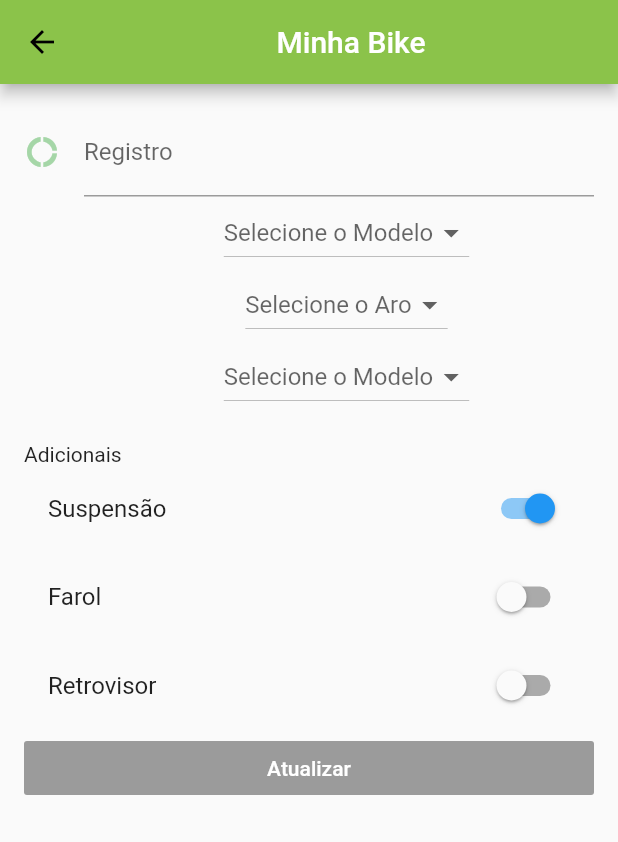
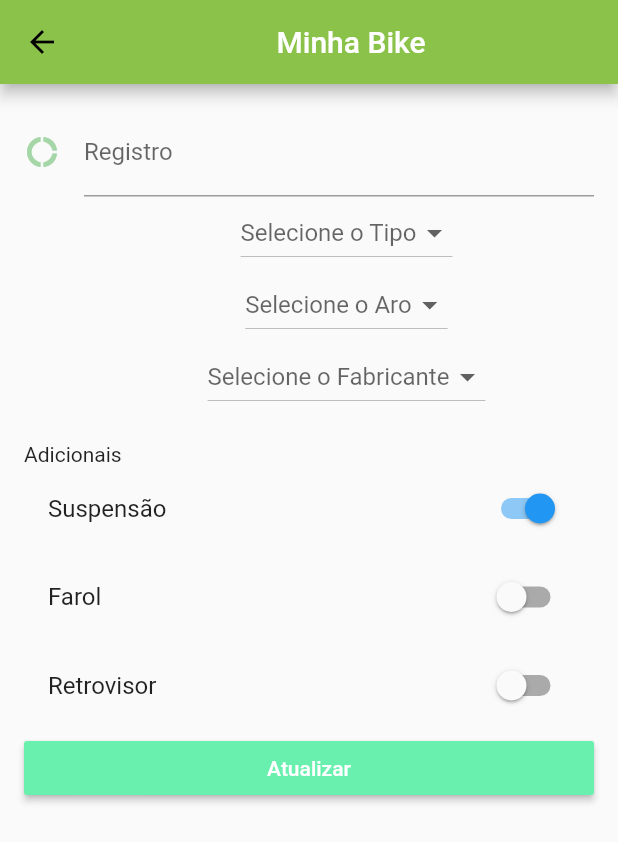
Before and after one commit to camzp/ciclo-helper, a Flutter app: the MyBikeEdit screen opened directly, after a tap on "Suspensão", on a phone screen of 412 x 824 dp. Shown: the top 842 px of the screen. Run offline on Flutter 3.47's test engine with Material 2 defaults, Android fonts, the phone set to English and light mode, and no system bars; our stand-ins replace bloc, equatable, firebase_auth, flutter_bloc, flutter_html, sembast; accounts and stored records are empty.

Commit message:
Adicionadas funcionalidades relativas ao MyBike

```diff
--- a/lib/Model/bike.dart
+++ b/lib/Model/bike.dart
@@ -5,7 +5,7 @@ class Bike {
   String color;
 
   String quadro;
-  String amorteedor;
+  String amortecedor;
   String freiodiant;
   String freiotras;
 
--- /dev/null
+++ b/lib/Model/my_bike.dart
@@ -0,0 +1,75 @@
+import 'package:equatable/equatable.dart';
+import 'package:meta/meta.dart';
+
+class MyBike extends Equatable {
+  int id;
+
+  final int calibragem;
+  final String reg;
+  final String color;
+
+  final String quadro;
+  final String amortecedor;
+  final String freiodiant;
+  final String freiotras;
+
+  final bool suspensao;
+  final bool farol;
+  final bool retrovisor;
+
+  final String type;
+  final String aro;
+  final String modelo;
+
+  MyBike({
+    @required this.calibragem,
+    @required this.reg,
+    @required this.color,
+    @required this.quadro,
+    @required this.amortecedor,
+    @required this.freiodiant,
+    @required this.freiotras,
+    @required this.suspensao,
+    @required this.farol,
+    @required this.retrovisor,
+    @required this.type,
+    @required this.aro,
+    @required this.modelo
+  }) : super([calibragem, reg, color, quadro, amortecedor, freiodiant, freiotras, suspensao, farol, retrovisor, type, aro, modelo]);
+
+  Map<String, dynamic> toMap(){
+    return {
+      'calibragem' : calibragem,
+      'reg' : reg,
+      'color' : color,
+      'quadro' : quadro,
+      'amortecedor' : amortecedor,
+      'freiodiant' : freiodiant,
+      'freiotras' : freiotras,
+      'supensao' : suspensao,
+      'farol' : farol,
+      'retrovisor' : retrovisor,
+      'type' : type,
+      'aro' : aro,
+      'modelo' : modelo
+    };
+  }
+  static MyBike fromMap(Map<String, dynamic> map){
+    return MyBike(
+      calibragem: map['calibragem'],
+      reg: map['reg'],
+      color: map['color'],
+      quadro: map['quadro'],
+      amortecedor: map['amortecedor'],
+      freiodiant: map['freiodiant'],
+      freiotras: map['freiotras'],
+      suspensao: map['suspensao'],
+      farol: map['farol'],
+      retrovisor: map['retrovisor'],
+      type: map['type'],
+      aro: map['aro'],
+      modelo: map['modelo']
+    );
+  }
+
+}
--- /dev/null
+++ b/lib/My_Bike_Bloc/bloc.dart
@@ -0,0 +1,3 @@
+export 'my_bike_bloc.dart';
+export 'my_bike_event.dart';
+export 'my_bike_state.dart';
--- /dev/null
+++ b/lib/My_Bike_Bloc/my_bike_bloc.dart
@@ -0,0 +1,41 @@
+import 'dart:async';
+import 'package:bloc/bloc.dart';
+import 'package:ciclo_helper/my_bike_dao.dart';
+import './bloc.dart';
+
+class MyBikeBloc extends Bloc<MyBikeEvent, MyBikeState> {
+  MyBikeDao _myBikeDao = MyBikeDao();
+
+  @override
+  MyBikeState get initialState => MyBikeLoading();
+
+  @override
+  Stream<MyBikeState> mapEventToState(MyBikeEvent event,) async* {
+    if (event is LoadMyBike) {
+      yield MyBikeLoading();
+      yield* _reloadMyBike();
+    }
+    else if (event is AddMyBike) {
+      // Loading indicator shouldn't be displayed while adding/updating/deleting
+      // a single MyBike from the database - we aren't yielding MyBikesLoading().
+      await _myBikeDao.insert(
+          event.myBike);
+      yield* _reloadMyBike();
+    } else if (event is UpdateMyBike) {
+      final newMyBike = event.myBike;
+      // Keeping the ID of the MyBike the same
+      newMyBike.id = event.myBike.id;
+      await _myBikeDao.update(newMyBike);
+      yield* _reloadMyBike();
+    } else if (event is DeleteMyBike) {
+      await _myBikeDao.delete(event.myBike);
+      yield* _reloadMyBike();
+    }
+  }
+
+  Stream<MyBikeState> _reloadMyBike() async* {
+    final myBikes = await _myBikeDao.getAllSortedByData();
+    // Yielding a state bundled with the MyBikes from the database.
+    yield MyBikeLoaded(myBikes);
+  }
+}
--- /dev/null
+++ b/lib/My_Bike_Bloc/my_bike_event.dart
@@ -0,0 +1,66 @@
+import 'package:ciclo_helper/Model/my_bike.dart';
+import 'package:equatable/equatable.dart';
+import 'package:meta/meta.dart';
+
+@immutable
+abstract class MyBikeEvent extends Equatable {
+  MyBikeEvent([List props = const []]) : super(props);
+}
+
+class GetMyBike extends MyBikeEvent{
+  final int calibragem;
+  final String reg;
+  final String color;
+
+  final String quadro;
+  final String amortecedor;
+  final String freiodiant;
+  final String freiotras;
+
+  final bool suspensao;
+  final bool farol;
+  final bool retrovisor;
+
+  final String type;
+  final String aro;
+  final String modelo;
+
+  GetMyBike({
+    this.calibragem,
+    this.reg,
+    this.color,
+    this.quadro,
+    this.amortecedor,
+    this.freiodiant,
+    this.freiotras,
+    this.suspensao,
+    this.farol,
+    this.retrovisor,
+    this.type,
+    this.aro,
+    this.modelo
+  }) : super([calibragem, reg, color, quadro, amortecedor, freiodiant, freiotras, suspensao, farol, retrovisor, type, aro, modelo]);
+
+}
+
+class LoadMyBike extends MyBikeEvent{
+
+}
+
+class DeleteMyBike extends MyBikeEvent{
+  MyBike myBike;
+
+  DeleteMyBike(this.myBike) : super([myBike]);
+}
+
+class AddMyBike extends MyBikeEvent{
+  MyBike myBike;
+
+  AddMyBike(this.myBike) : super([myBike]);
+}
+
+class UpdateMyBike extends MyBikeEvent{
+  MyBike myBike;
+
+  UpdateMyBike(this.myBike) : super([myBike]);
+}
--- /dev/null
+++ b/lib/My_Bike_Bloc/my_bike_state.dart
@@ -0,0 +1,22 @@
+import 'package:equatable/equatable.dart';
+import 'package:meta/meta.dart';
+import 'package:ciclo_helper/Model/my_bike.dart';
+
+@immutable
+abstract class MyBikeState extends Equatable {
+  MyBikeState([List props = const []]) : super(props);
+}
+
+class MyBikeInitial extends MyBikeState {
+
+}
+
+class MyBikeLoading extends MyBikeState{
+
+}
+
+class MyBikeLoaded extends MyBikeState{
+  final List<MyBike> myBike;
+
+  MyBikeLoaded(this.myBike) : super([myBike]);
+}
--- a/lib/home_page.dart
+++ b/lib/home_page.dart
@@ -2,6 +2,7 @@ import 'package:ciclo_helper/authentication.dart';
 import 'package:ciclo_helper/maintenance_page.dart';
 import 'package:ciclo_helper/screens/infos.dart';
 import 'package:ciclo_helper/screens/my_bike_edit.dart';
+import 'package:ciclo_helper/screens/my_bike_list_page.dart';
 import 'package:flutter/material.dart';
 
 class HomePage extends StatelessWidget {
@@ -70,7 +71,7 @@ class Menu extends StatelessWidget {
                       icon: Icon(Icons.directions_bike),
                       color: Colors.white,
                       onPressed: () {
-                        Navigator.push(context, MaterialPageRoute(builder:(context) => MyBikeEdit()));
+                        Navigator.push(context, MaterialPageRoute(builder:(context) => MyBikeListPage()));
                       },
                     )),
               ),
--- a/lib/main.dart
+++ b/lib/main.dart
@@ -1,7 +1,6 @@
 import 'package:ciclo_helper/authentication.dart';
 import 'package:ciclo_helper/screens/infos.dart';
 import 'package:flutter/material.dart';
-import 'login_page.dart';
 import 'authentication.dart';
 import 'front_page.dart';
 //import 'package:login/root_page.dart';
@@ -19,7 +18,10 @@ class MyApp extends StatelessWidget {
       theme: new ThemeData(
         primaryColor: Colors.lightGreen,
       ),
+
       home: new FrontPage(auth: new Auth()),
+
+
     );
   }
 }
--- a/lib/maintenance_page.dart
+++ b/lib/maintenance_page.dart
@@ -22,10 +22,7 @@ class _MaintenancePage extends State<MaintenancePage> {
   @override
   void initState() {
     super.initState();
-    // Obtaining the FruitBloc instance through BlocProvider which is an InheritedWidget
     _maintenanceBloc = MaintenanceBloc();
-    // Events can be passed into the bloc by calling dispatch.
-    // We want to start loading fruits right from the start.
     _maintenanceBloc.dispatch(LoadMaintenance());
   }
 
--- /dev/null
+++ b/lib/my_bike_dao.dart
@@ -0,0 +1,53 @@
+import 'package:ciclo_helper/Model/my_bike.dart';
+import 'package:ciclo_helper/app_database.dart';
+import 'package:sembast/sembast.dart';
+
+class MyBikeDao {
+  static const String MY_BIKE_STORE_NAME = 'mybike';
+  final _myBikeStore = intMapStoreFactory.store(MY_BIKE_STORE_NAME);
+
+  Future<Database> get _db async => await AppDatabase.instance.database;
+
+  Future insert(MyBike myBike) async {
+    await _myBikeStore.add(await _db, myBike.toMap());
+  }
+
+  Future update(MyBike myBike) async {
+    // For filtering by key (ID), RegEx, greater than, and many other criteria,
+    // we use a Finder.
+    final finder = Finder(filter: Filter.byKey(myBike.id));
+    await _myBikeStore.update(
+      await _db,
+      myBike.toMap(),
+      finder: finder,
+    );
+  }
+
+  Future delete(MyBike myBike) async {
+    final finder = Finder(filter: Filter.byKey(myBike.id));
+    await _myBikeStore.delete(
+      await _db,
+      finder: finder,
+    );
+  }
+
+  Future<List<MyBike>> getAllSortedByData() async {
+    // Finder object can also sort data.
+    final finder = Finder(sortOrders: [
+      SortOrder('reg', false),
+    ]);
+
+    final recordSnapshots = await _myBikeStore.find(
+      await _db,
+      finder: finder,
+    );
+
+    // Making a List<MyBike> out of List<RecordSnapshot>
+    return recordSnapshots.map((snapshot) {
+      final myBike = MyBike.fromMap(snapshot.value);
+      // An ID is a key of a record from the database.
+      myBike.id = snapshot.key;
+      return myBike;
+    }).toList();
+  }
+}
--- a/lib/screens/my_bike_edit.dart
+++ b/lib/screens/my_bike_edit.dart
@@ -1,4 +1,8 @@
+import 'package:ciclo_helper/Model/my_bike.dart';
+import 'package:ciclo_helper/My_Bike_Bloc/bloc.dart';
+import 'package:ciclo_helper/screens/my_bike_list_page.dart';
 import 'package:flutter/material.dart';
+import 'package:flutter_bloc/flutter_bloc.dart';
 import '../Model/bike.dart';
 
 
@@ -8,11 +12,30 @@ class MyBikeEdit extends StatefulWidget {
 }
 
 class _MyBikeState extends State<MyBikeEdit>{
+  MyBikeBloc _myBikeBloc;
   var selectedType;
   var aroType;
   var modelType;
+  bool _farol = false;
+  bool _suspensao = false;
+  bool _retrovisor = false;
   final _bike = Bike();
+  final regController = TextEditingController();
   final _formKey = GlobalKey<FormState>();
+
+  @override
+  void dispose(){
+    _myBikeBloc.dispose();
+    super.dispose();
+  }
+
+  @override
+  void initState(){
+    super.initState();
+    _myBikeBloc = MyBikeBloc();
+    _myBikeBloc.dispatch(LoadMyBike());
+
+  }
 
   @override
   Widget build(BuildContext context) {
@@ -23,7 +46,18 @@ class _MyBikeState extends State<MyBikeEdit>{
           child: Text("Minha Bike", style: TextStyle(color: Colors.white)),
         ),
       ),
-      body: Container(
+      body: BlocProvider(
+        bloc: _myBikeBloc,
+        child: BlocBuilder(
+          bloc: _myBikeBloc,
+          builder: (BuildContext context, MyBikeState state){
+            if(state is MyBikeLoading){
+              return Center(
+                child: CircularProgressIndicator(),
+              );
+            }
+            else{
+              return Container(
                 padding: const EdgeInsets.symmetric(vertical: 16.0, horizontal: 16.0),
                 child: Builder(
                   builder: (context) => Form(
@@ -31,14 +65,15 @@ class _MyBikeState extends State<MyBikeEdit>{
                     child: Column(
                       crossAxisAlignment: CrossAxisAlignment.stretch,
                       children: <Widget>[
-                TextFormField(
+                        TextField(
+                          controller: regController,
                           decoration: InputDecoration(
                             icon: Icon(Icons.donut_large, color: Colors.green[200],
                             ),
                             hintText: 'Código de Registro',
                             labelText: 'Registro',
                           ),
-                  onSaved: (val) => _bike.reg = val,
+
                         ),
                         Row(
 
@@ -60,7 +95,7 @@ class _MyBikeState extends State<MyBikeEdit>{
                                 });
                               },
                               value: selectedType,
-                          hint: Text("Selecione o Modelo"),
+                              hint: Text("Selecione o Tipo"),
                             ),
                           ],
 
@@ -78,9 +113,9 @@ class _MyBikeState extends State<MyBikeEdit>{
                                 value:value,
                               )
                               ).toList(),
-                          onChanged: (selectedColor){
+                              onChanged: (aro){
                                 setState(() {
-                              aroType = selectedColor;
+                                  aroType = aro;
                                 });
                               },
                               value: aroType,
@@ -107,7 +142,8 @@ class _MyBikeState extends State<MyBikeEdit>{
                                 });
                               },
                               value: modelType,
-                          hint: Text("Selecione o Modelo"),
+                              //TODO: Mudar model para fabricante
+                              hint: Text("Selecione o Fabricante"),
                             ),
                           ],
                         ),
@@ -118,23 +154,30 @@ class _MyBikeState extends State<MyBikeEdit>{
                         ),
                         SwitchListTile(
                             title:Text ('Suspensão'),
-                  value: _bike.suspensao,
-                  onChanged: (bool val)=>
-                    setState(() => _bike.suspensao = val)
+                            value: _suspensao,
+                            onChanged: (bool val){
+                              setState(() {
+                                _suspensao = val;
+                              });
+                            }
                         ),
                         SizedBox(height: 3.0,),
                         SwitchListTile(
                             title:Text ('Farol'),
-                  value: _bike.farol,
-                  onChanged: (bool val)=>
-                    setState(() => _bike.farol = val)
+                            value: _farol,
+                            onChanged: (bool val){
+                              setState(() {
+                                _farol = val;
+                              });
+                            }
                         ),
                         SizedBox(height: 3.0,),
                         SwitchListTile(
                             title:Text ('Retrovisor'),
-                  value: _bike.retrovisor,
-                  onChanged: (bool val)=>
-                    setState(() => _bike.retrovisor = val)
+                            value: _retrovisor,
+                            onChanged: (bool val){
+                              setState(() { _retrovisor = val; });
+                            }
                         ),
                         SizedBox(height: 3.0,),
                         RaisedButton(
@@ -143,13 +186,26 @@ class _MyBikeState extends State<MyBikeEdit>{
                             style: TextStyle(color: Colors.white),
                           ),
                           color: Colors.greenAccent,
-
+                          onPressed: () => submitMyBike(),
                         )
                       ],
                     ),
                   ),
                 ),
+              );
+            }
+          },
+        ),
       ),
     );
   }
+  void submitMyBike(){
+    //TODO: Ver isso
+    MyBike _myBike = MyBike(reg: regController.text, calibragem: 50, color: '50', quadro: '50',
+    amortecedor: '50', freiodiant: '50', freiotras: '50', suspensao: _suspensao,
+    farol: _farol, retrovisor:_retrovisor, aro: "25", type: "praiana",  modelo: "Nsei");
+    _myBikeBloc.dispatch(AddMyBike(_myBike));
+    regController.clear();
+    Navigator.push(context, MaterialPageRoute(builder: (context) => MyBikeListPage()));
   }
+}
```
Also changed, not shown: lib/screens/my_bike_list_page.dart (added, +90 -0 lines), lib/Maintenance_Bloc/maintenance_event.dart (line endings or trailing spaces). Lines whose indentation alone changed are shown as unchanged.
